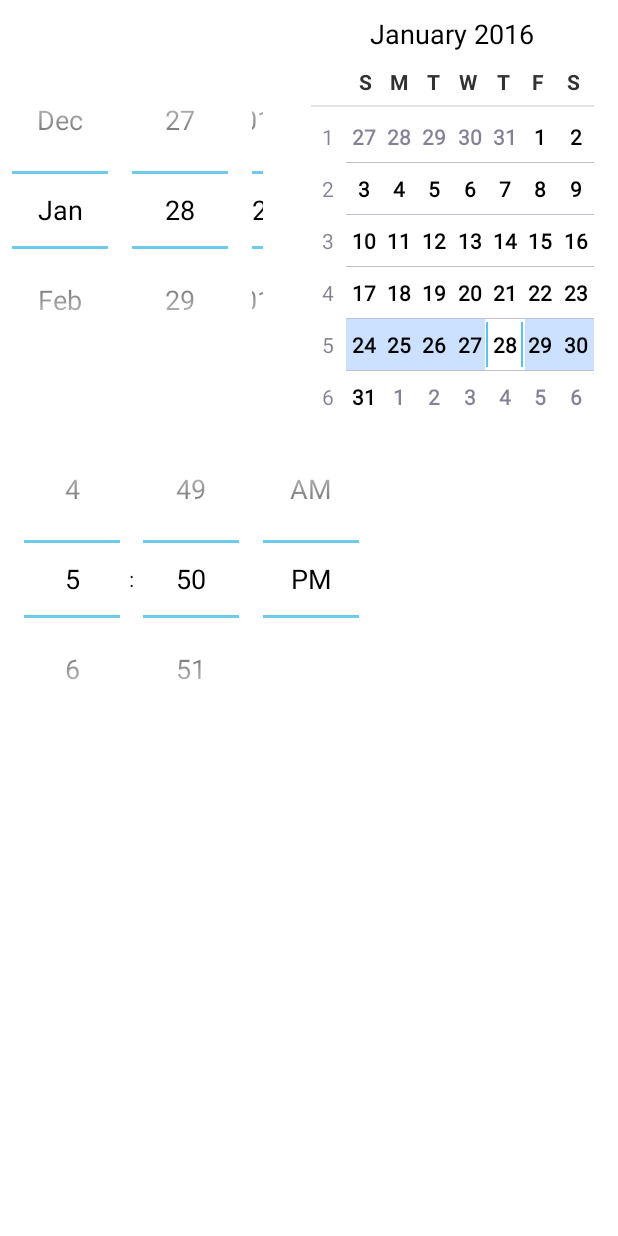
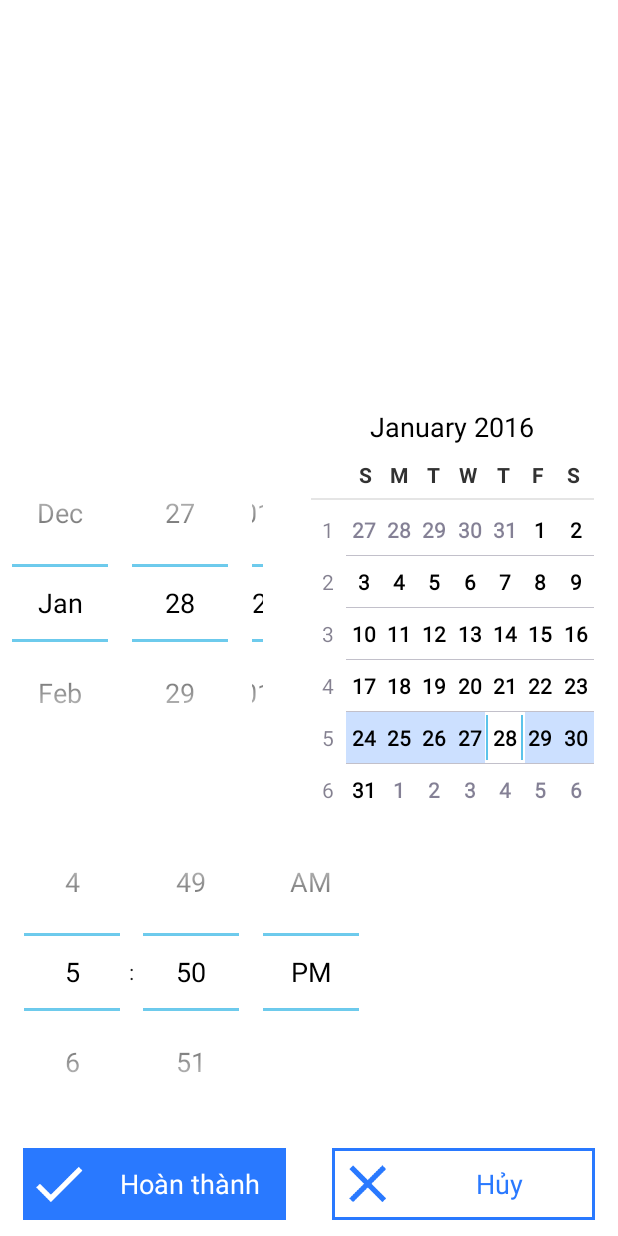
Before and after one commit to MinhNKB/ebutler-capstone-project, an Android app: the screen it shows after launch (TimeDetail), on a phone screen of 412 x 824 dp. Run offline under Robolectric (Android 15) with nearby library versions, the phone set to English and light mode, and no system bars.

```diff
--- a/app/src/main/res/layout/activity_task_detail.xml
+++ b/app/src/main/res/layout/activity_task_detail.xml
@@ -141,6 +141,7 @@
             </RelativeLayout>
         </LinearLayout>
     </ScrollView>
+
     <LinearLayout
         android:layout_width="match_parent"
         android:layout_height="60dp"
--- a/app/src/main/res/layout/activity_time_detail.xml
+++ b/app/src/main/res/layout/activity_time_detail.xml
@@ -9,11 +9,11 @@
     android:paddingTop="@dimen/activity_vertical_margin"
     tools:context="com.guardian.ebutler.ebutler.TimeDetail">
 
-
     <LinearLayout
         android:layout_width="match_parent"
         android:layout_height="match_parent"
-        android:orientation="vertical">
+        android:orientation="vertical"
+        android:gravity="bottom">
 
         <DatePicker
             android:layout_width="wrap_content"
@@ -25,5 +25,38 @@
             android:layout_height="wrap_content"
             android:id="@+id/timePicker"/>
 
+        <LinearLayout
+            android:layout_width="match_parent"
+            android:layout_height="60dp"
+            android:orientation="horizontal"
+            android:gravity="bottom"
+            android:weightSum="1.0"
+            android:layout_marginTop="10dp">
+            <Button
+                android:layout_width="0dp"
+                android:layout_height="wrap_content"
+                android:text="@string/task_detail_textButtonFinish"
+                android:layout_weight="0.5"
+                android:background="@drawable/blue_button"
+                android:textColor="@color/background"
+                android:drawableLeft="@mipmap/ic_done"
+                android:layout_marginLeft="@dimen/layout_padding"
+                android:layout_marginRight="@dimen/layout_padding"
+                android:layout_marginBottom="5dp"/>
+            <Button
+                android:layout_width="0dp"
+                android:layout_height="wrap_content"
+                android:text="@string/task_detail_textButtonCancel"
+                android:layout_weight="0.5"
+                android:background="@drawable/border_button"
+                android:textColor="@color/colorPrimary"
+                android:drawableLeft="@mipmap/ic_clear_blue"
+                android:layout_marginLeft="@dimen/layout_padding"
+                android:layout_marginRight="@dimen/layout_padding"
+                android:layout_marginBottom="5dp"
+                />
+        </LinearLayout>
+
     </LinearLayout>
+
 </RelativeLayout>
--- a/app/src/main/res/values/array.xml
+++ b/app/src/main/res/values/array.xml
@@ -1,11 +1,11 @@
 <?xml version="1.0" encoding="utf-8"?>
 <resources>
     <string-array name="bill_list">
-        <item>Dong tien nuoc</item>
-        <item>Dong tien dien thoai</item>
-        <item>Dong tien quan li chung cu</item>
-        <item>Dong tien Internet</item>
-        <item>Dong tien hoc phi</item>
-        <item>Dong tien bao hiem y te</item>
+        <item>Đóng tiền nước</item>
+        <item>Đóng tiền điện thoại</item>
+        <item>Đóng tiền quản lí chung cu</item>
+        <item>Đóng tiền Internet</item>
+        <item>Đóng tiền học phí</item>
+        <item>Đóng tiền bảo hiểm y tế</item>
     </string-array>
 </resources>
--- a/app/src/main/res/values/strings.xml
+++ b/app/src/main/res/values/strings.xml
@@ -16,7 +16,7 @@
     <string name="location_detail_labelDetail">Chi tiết địa điểm</string>
     <string name="choose_location_textButtonAddLocation">Thêm</string>
     <string name="location_detail_textButtionEditLocation">Chỉnh sửa</string>
-    <string name="butler_bill_detail">Hay chon viec ban can lam. Ban co the tim kiem bang khung o tren</string>
+    <string name="butler_bill_detail">Hãy chọn việc bạn cần làm. Bạn có thể tìm kiếm bằng khung ở trên</string>
 
     <string-array name="task_detail_spinnerItemRepeat">
         <item>Once</item>
```
